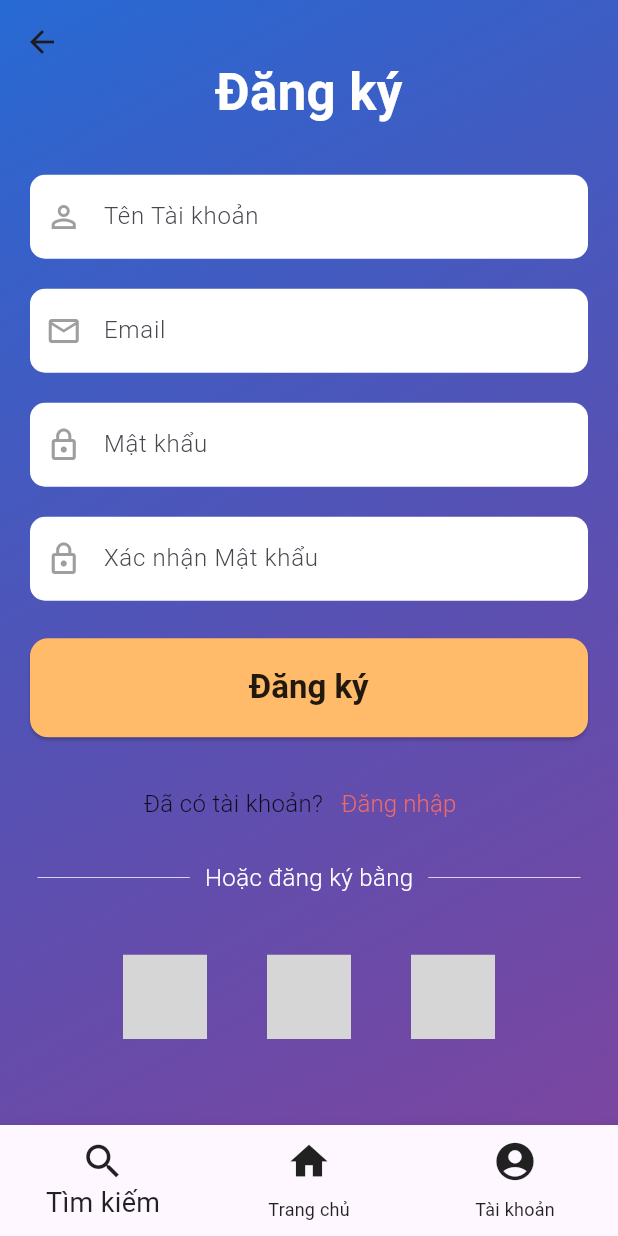
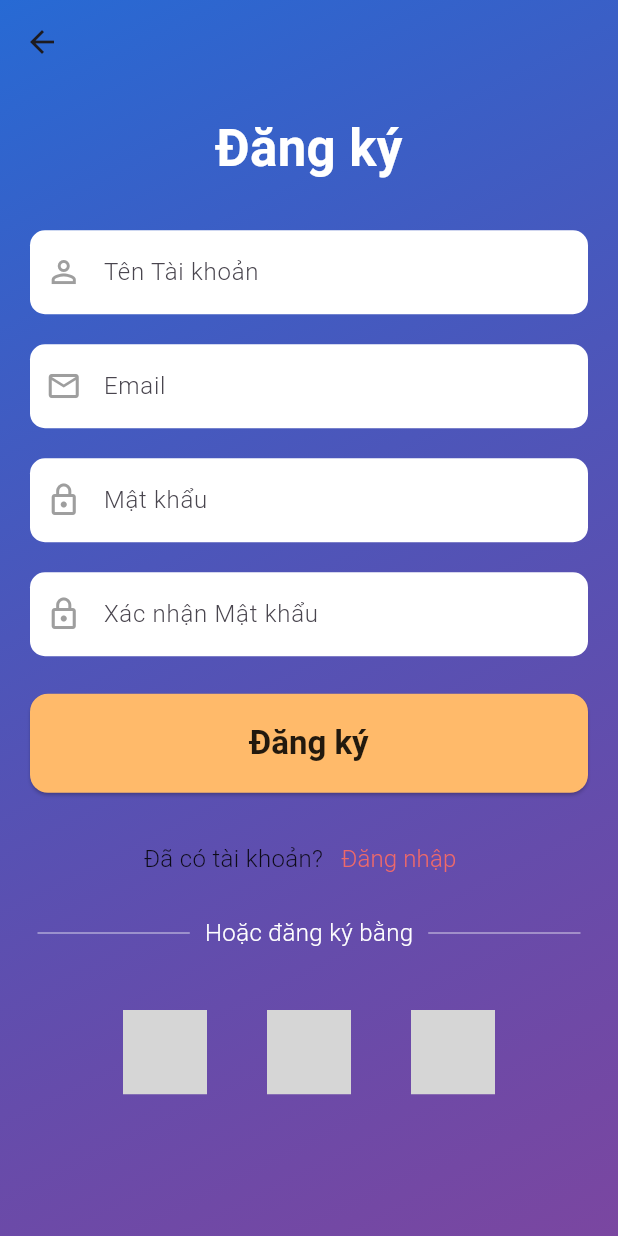
Before and after one commit to taingo321/LTTBD-_ComicReaderApp, a Flutter app: the LoginPage screen opened directly, after a tap on "Đăng ký", on a phone screen of 412 x 824 dp. Run offline on Flutter 3.47's test engine with Material 3 defaults, Android fonts, the phone set to English and light mode, and no system bars; drawn by our look-alikes of flutter_social_button; our stand-ins replace cloud_firestore, firebase_core; missing offline and left inert: draggable_scrollbar; accounts and stored records are empty; Roboto replaces fonts that are missing (OpenSans); grey boxes are pictures that could not be loaded.

Commit message:
Change Login/Register UI and delete bottomnavigationbar

```diff
--- a/lib/login_page.dart
+++ b/lib/login_page.dart
@@ -16,9 +16,6 @@ class LoginPage extends StatefulWidget {
 }
 
 class _LoginPageState extends State<LoginPage> {
-  int _selectedIndex = 0;
-  List<Widget> screens = [Home(), Search(), AccountCircle()];
-  Widget _selectedScreen = LoginPage();
   bool _obscureText = true;
   final _formKey = GlobalKey<FormState>();
   final TextEditingController _usernameController = TextEditingController();
@@ -285,82 +282,6 @@ class _LoginPageState extends State<LoginPage> {
           ),
         ),
       ),
-              bottomNavigationBar: BottomNavigationBar(
-            items: const [
-              BottomNavigationBarItem(
-                  icon: Icon(Icons.search,
-                    size: 30,
-                    color: Colors.black87,
-                  ),
-                  label: "Tìm kiếm"
-              ),
-              BottomNavigationBarItem(
-                  icon: Icon(
-                      Icons.home,
-                      size: 30,
-                      color: Colors.black87,
-                  ),
-                  label: "Trang chủ",
-              ),
-              BottomNavigationBarItem(
-                  icon: Icon(
-                      Icons.account_circle,
-                      size: 30,
-                      color: Colors.black87,
-                  ),
-                  label: "Tài khoản"
-              ),
-            ],
-            selectedItemColor: Colors.black87,
-            unselectedItemColor: Colors.black87,
-            selectedLabelStyle: const TextStyle(
-              fontSize: 18,
-            ),
-            unselectedLabelStyle: const TextStyle(
-              fontSize: 12,
-              color: Colors.black87,
-            ),
-            currentIndex: _selectedIndex,
-            onTap: (index) {
-              setState(() {
-                _selectedIndex = index;
-                _selectedScreen = screens[index];
-              });
-            }
-        ),
     );
   }
 }
-
-class Search extends StatelessWidget {
-  const Search({super.key});
-
-  @override
-  Widget build(BuildContext context) {
-    return const Center(
-      child: Text('Search'),
-    );
-  }
-}
-
-class Home extends StatelessWidget {
-  const Home({super.key});
-
-  @override
-  Widget build(BuildContext context) {
-    return const Center(
-      child: Text('Home'),
-    );
-  }
-}
-
-class AccountCircle extends StatelessWidget {
-  const AccountCircle({super.key});
-
-  @override
-  Widget build(BuildContext context) {
-    return Center(
-      child: Text('Account Circle'),
-    );
-  }
-}
--- a/lib/sign_in_page.dart
+++ b/lib/sign_in_page.dart
@@ -15,9 +15,6 @@ class SignInPage extends StatefulWidget {
 }
 
 class _SignInPageState extends State<SignInPage> {
-  int _selectedIndex = 0;
-  List<Widget> screens = [Search(), Home(),AccountCircle()];
-  Widget _selectedScreen = LoginPage();
   final _formKey = GlobalKey<FormState>();
   final TextEditingController _usernameController = TextEditingController();
   final TextEditingController _emailController = TextEditingController();
@@ -58,6 +55,7 @@ class _SignInPageState extends State<SignInPage> {
                           fontSize: 34,
                           fontFamily: 'OpenSans',
                           fontWeight: FontWeight.w600,
+
                         ),
                       ),
                     ),
@@ -315,82 +313,6 @@ class _SignInPageState extends State<SignInPage> {
             ),
           ),
         ),
-        bottomNavigationBar: BottomNavigationBar(
-            items: const [
-              BottomNavigationBarItem(
-                  icon: Icon(Icons.search,
-                    size: 30,
-                    color: Colors.black87,
-                  ),
-                  label: "Tìm kiếm"
-              ),
-              BottomNavigationBarItem(
-                  icon: Icon(
-                      Icons.home,
-                      size: 30,
-                      color: Colors.black87,
-                  ),
-                  label: "Trang chủ",
-              ),
-              BottomNavigationBarItem(
-                  icon: Icon(
-                      Icons.account_circle,
-                      size: 30,
-                      color: Colors.black87,
-                  ),
-                  label: "Tài khoản"
-              ),
-            ],
-            selectedItemColor: Colors.black87,
-            unselectedItemColor: Colors.black87,
-            selectedLabelStyle: const TextStyle(
-              fontSize: 18,
-            ),
-            unselectedLabelStyle: const TextStyle(
-              fontSize: 12,
-              color: Colors.black87,
-            ),
-            currentIndex: _selectedIndex,
-            onTap: (index) {
-              setState(() {
-                _selectedIndex = index;
-                _selectedScreen = screens[index];
-              });
-            }
-        ),
       );
   }
 }
-
-class Search extends StatelessWidget {
-  const Search({super.key});
-
-  @override
-  Widget build(BuildContext context) {
-    return const Center(
-      child: Text('Search'),
-    );
-  }
-}
-
-class Home extends StatelessWidget {
-  const Home({super.key});
-
-  @override
-  Widget build(BuildContext context) {
-    return const Center(
-      child: Text('Home'),
-    );
-  }
-}
-
-class AccountCircle extends StatelessWidget {
-  const AccountCircle({super.key});
-
-  @override
-  Widget build(BuildContext context) {
-    return Center(
-      child: Text('Account Circle'),
-    );
-  }
-}
```
